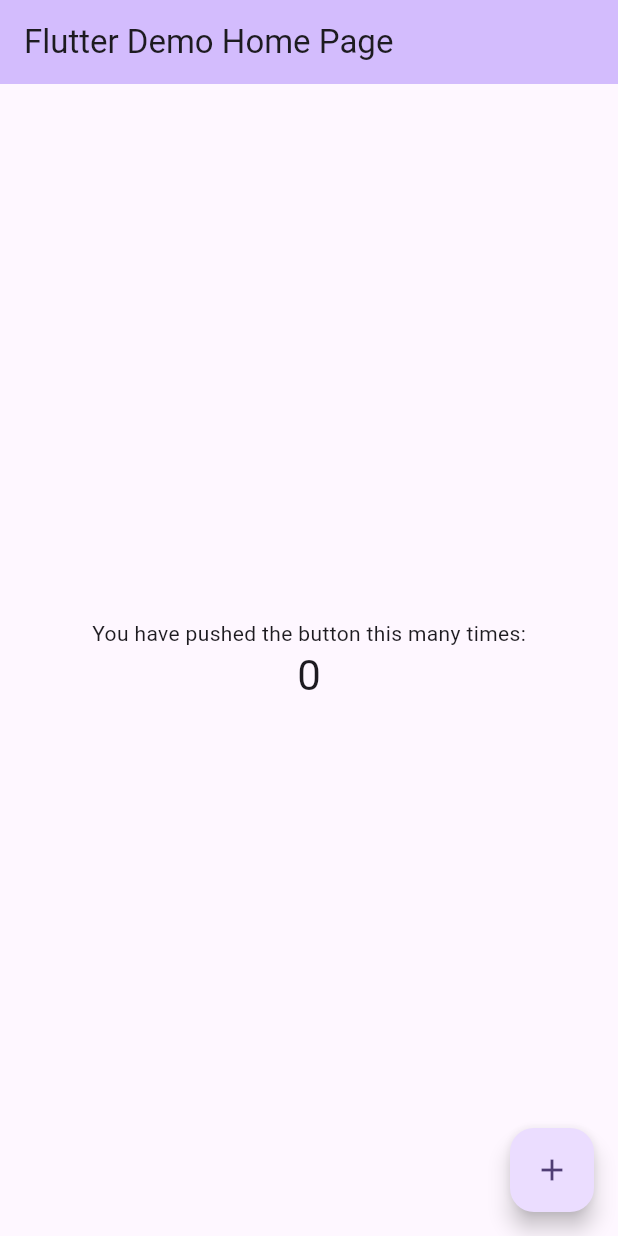
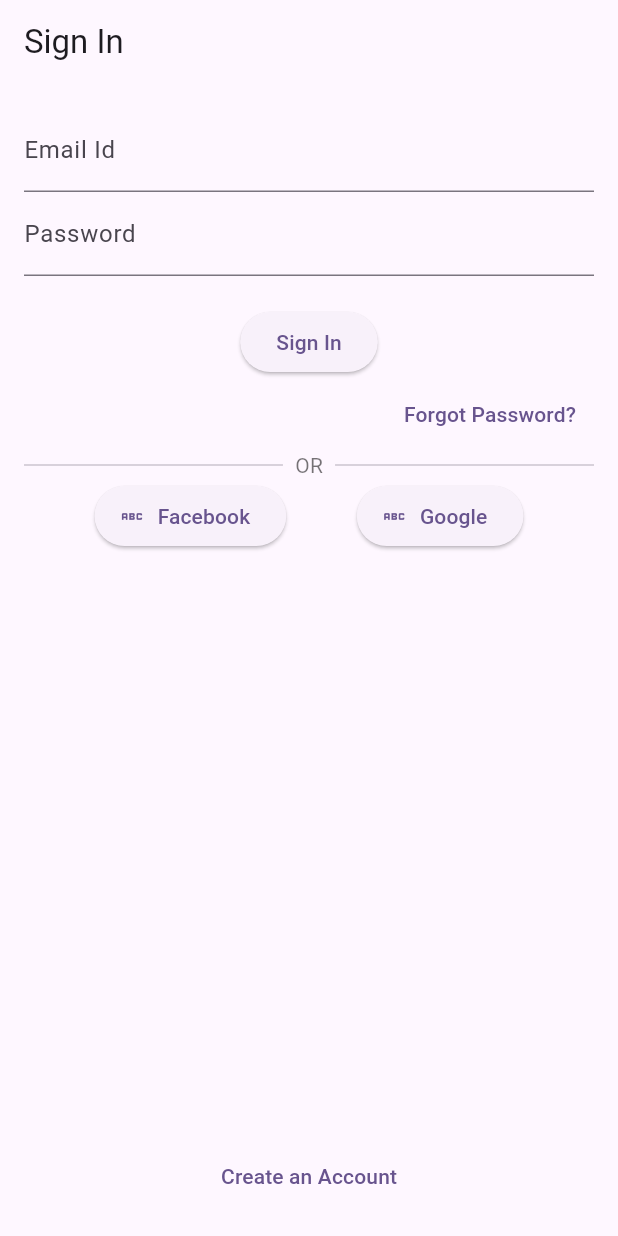
Before and after one commit to TripathiDia/sykrama_test, a Flutter app: the screen it shows after launch, on a phone screen of 412 x 824 dp. Run offline on Flutter 3.47's test engine with Material 3 defaults, Android fonts, the phone set to English and light mode, and no system bars; our stand-ins replace get; accounts and stored records are empty.

Commit message:
sign in with functionality done

```diff
--- /dev/null
+++ b/lib/controller/auth_controller.dart
@@ -0,0 +1,35 @@
+import 'package:get/get.dart';
+import 'package:test/model/user_model.dart';
+import 'package:test/view/dashboard.dart';
+
+class AuthController extends GetxController {
+  final Rx<User?> _user = Rx<User?>(null);
+  final RxBool _isSignedIn = false.obs;
+
+  User? get user => _user.value;
+  bool get isSignedIn => _isSignedIn.value;
+
+  void createUser(String id, String name, String email, String password) {
+    _user.value = User(id: id, name: name, email: email, password: password);
+  }
+
+  void signIn(String email, String password) {
+    if (_user.value != null && _user.value!.email == email && _user.value!.password == password) {
+      _isSignedIn.value = true;
+      Get.snackbar('Success', 'Signed in successfully');
+      Get.to(DashboardScreen());
+    } else {
+      Get.snackbar('Error', 'Invalid credentials');
+    }
+  }
+
+  void signOut() {
+    _isSignedIn.value = false;
+    Get.snackbar('Success', 'Signed out successfully');
+  }
+
+  void clearUser() {
+    _user.value = null;
+    _isSignedIn.value = false;
+  }
+}
--- a/lib/main.dart
+++ b/lib/main.dart
@@ -1,4 +1,7 @@
+
 import 'package:flutter/material.dart';
+import 'package:get/get.dart';
+import 'package:test/view/sign_in.dart';
 
 void main() {
   runApp(const MyApp());
@@ -7,65 +10,16 @@ void main() {
 class MyApp extends StatelessWidget {
   const MyApp({super.key});
 
-  // This widget is the root of your application.
   @override
   Widget build(BuildContext context) {
-    return MaterialApp(
-      title: 'Flutter Demo',
+    return GetMaterialApp(
+      title: 'Synkrama',
+      debugShowCheckedModeBanner: false,
       theme: ThemeData(
         colorScheme: ColorScheme.fromSeed(seedColor: Colors.deepPurple),
         useMaterial3: true,
       ),
-      home: const MyHomePage(title: 'Flutter Demo Home Page'),
+      home: SignIn(),
     );
   }
 }
-
-class MyHomePage extends StatefulWidget {
-  const MyHomePage({super.key, required this.title});
-
-  final String title;
-
-  @override
-  State<MyHomePage> createState() => _MyHomePageState();
-}
-
-class _MyHomePageState extends State<MyHomePage> {
-  int _counter = 0;
-
-  void _incrementCounter() {
-    setState(() {
-
-      _counter++;
-    });
-  }
-
-  @override
-  Widget build(BuildContext context) {
-    return Scaffold(
-      appBar: AppBar(
-        backgroundColor: Theme.of(context).colorScheme.inversePrimary,
-        title: Text(widget.title),
-      ),
-      body: Center(
-        child: Column(
-          mainAxisAlignment: MainAxisAlignment.center,
-          children: <Widget>[
-            const Text(
-              'You have pushed the button this many times:',
-            ),
-            Text(
-              '$_counter',
-              style: Theme.of(context).textTheme.headlineMedium,
-            ),
-          ],
-        ),
-      ),
-      floatingActionButton: FloatingActionButton(
-        onPressed: _incrementCounter,
-        tooltip: 'Increment',
-        child: const Icon(Icons.add),
-      ),
-    );
-  }
-}
--- /dev/null
+++ b/lib/model/user_model.dart
@@ -0,0 +1,8 @@
+class User {
+  final String id;
+  final String name;
+  final String email;
+  final String password;
+
+  User({required this.id, required this.name, required this.email, required this.password});
+}
--- /dev/null
+++ b/lib/view/sign_in.dart
@@ -0,0 +1,91 @@
+
+
+import 'package:flutter/material.dart';
+import 'package:get/get.dart';
+import 'package:test/view/sign_up.dart';
+import '../controller/auth_controller.dart';
+
+class SignIn extends StatelessWidget {
+  @override
+  Widget build(BuildContext context) {
+    final AuthController controller = Get.put(AuthController());
+     final emailController = TextEditingController();
+  final passController = TextEditingController();
+
+    return Scaffold(
+      appBar: AppBar(title: const Text('Sign In')),
+      body: Padding(
+        padding: const EdgeInsets.all(16.0),
+        child:
+   Column(
+            children: [
+              textField("Email Id",
+                  onchanged: (value) => emailController.text = value),
+              textField("Password",
+                  onchanged: (value) => passController.text = value),
+              const SizedBox(height: 20),
+                ElevatedButton(
+                  onPressed: () => controller.signIn(emailController.text, passController.text),
+                  child: const Text('Sign In'),
+                ),
+              Align(
+                alignment: Alignment.bottomRight,
+                child: TextButton(
+                  onPressed: () {},
+                  child: const Text('Forgot Password?'),
+                ),
+              ),
+              const Row(
+                mainAxisAlignment: MainAxisAlignment.center,
+                children: [
+                  Expanded(child: Divider(thickness: 1)),
+                  Padding(
+                    padding: EdgeInsets.symmetric(horizontal: 8.0),
+                    child: Text("OR", style: TextStyle(color: Colors.black54)),
+                  ),
+                  Expanded(child: Divider(thickness: 1)),
+                ],
+              ),
+              Row(
+                mainAxisAlignment: MainAxisAlignment.spaceEvenly,
+                children: [
+                  commonButton('Facebook', Icons.abc),
+                  commonButton('Google', Icons.abc),
+                ],
+              ),
+              const Spacer(),
+              TextButton(
+                onPressed: () {
+                   Get.to(() => SignUp());
+                },
+                child: const Text('Create an Account'),
+              ),
+            ],
+          )
+
+      ),
+    );
+  }
+
+  Widget commonButton(String label, IconData icon) {
+    return ElevatedButton.icon(
+      onPressed: () { },
+      icon: Icon(icon),
+      label: Text(label),
+      style: ElevatedButton.styleFrom(
+        shape: RoundedRectangleBorder(
+          borderRadius: BorderRadius.circular(30),
+        ),
+      ),
+    );
+  }
+}
+
+ Widget textField(label, {onchanged}) {
+    return TextField(
+      onChanged: onchanged,
+      decoration: InputDecoration(labelText: label),
+      keyboardType: TextInputType.emailAddress,
+
+    );
+  }
--- a/pubspec.yaml
+++ b/pubspec.yaml
@@ -35,6 +35,9 @@ dependencies:
   # The following adds the Cupertino Icons font to your application.
   # Use with the CupertinoIcons class for iOS style icons.
   cupertino_icons: ^1.0.6
+  get:
+  shared_preferences:
+  get_storage:
 
 dev_dependencies:
   flutter_test:
```
Also changed, not shown: pubspec.lock, 1 other file.
